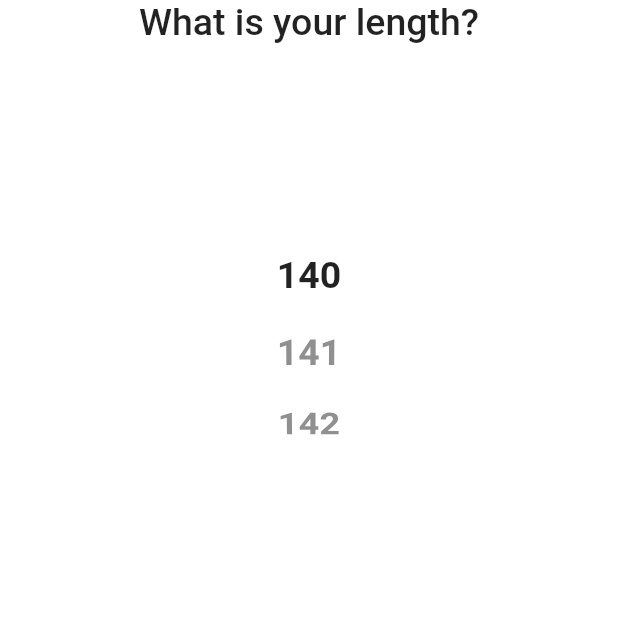
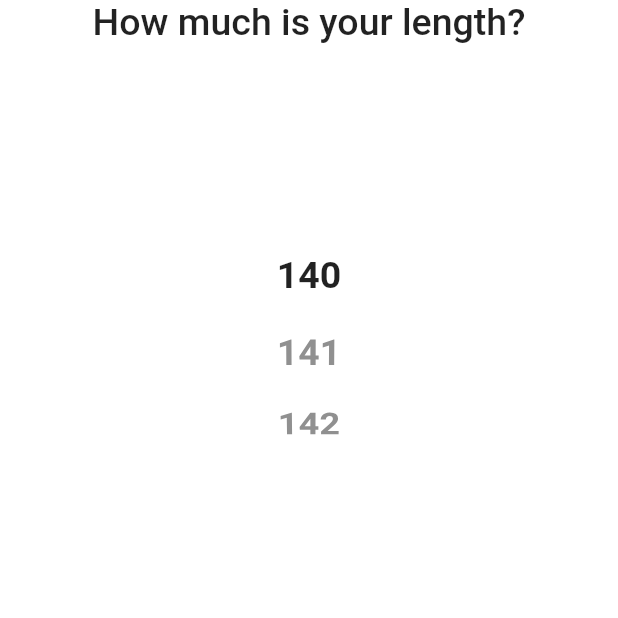
Before and after one commit to batuhanozkandev/creWin-intern-project, a Flutter app: the LengthPage screen opened directly, on a phone screen of 412 x 824 dp, the top half of it. Run offline on Flutter 3.47's test engine with Material 2 defaults, Android fonts, the light colour scheme and no system bars; our stand-ins replace font_awesome_flutter, smooth_page_indicator; missing offline and left inert: clickable_list_wheel_view; statements that could not run were skipped.

Commit message:
fix - questions

```diff
--- a/lib/view/age/agePage.dart
+++ b/lib/view/age/agePage.dart
@@ -44,7 +44,7 @@ class _AgePageState extends State<AgePage> {
           child: Column(
             children: [
               cwQuestion(
-                text: "What is your age?",
+                text: "How old are you?",
               ),
               CwSizedBox(h: 0.05),
               wheelList(width, height),
--- a/lib/view/length/lengthPage.dart
+++ b/lib/view/length/lengthPage.dart
@@ -44,7 +44,7 @@ class _LengthPageState extends State<LengthPage> {
           child: Column(
             children: [
               cwQuestion(
-                text: "What is your length?",
+                text: "How much is your length?",
               ),
               CwSizedBox(h: 0.05),
               wheelList(width, height),
```
